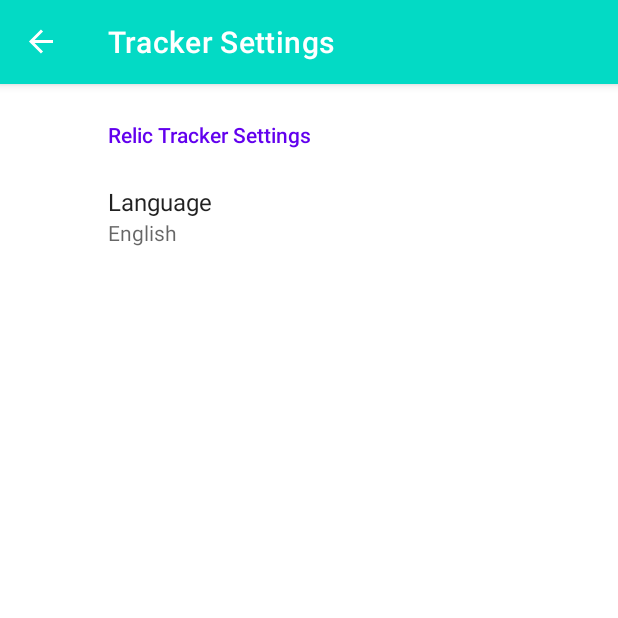
After one commit to GammaRhea/IncomFinalProjectCS492, an Android app: the SettingsFragment screen opened through its navigation route, on a phone screen of 412 x 824 dp, the top half of it. The commit adds this screen. Run offline under Robolectric (Android 15) with nearby library versions, the phone set to English and light mode, and no system bars; our stand-ins replace androidx.preference, navigation-ui.

Commit message:
Finished Shared Prefs and patched a bug along the way, tomorrow I will attempt to finish the code for the checkboxes and give one final attempt at fixing the nested RV. I found out through my research today that nested RV are bad practice, so in a future application or revision I would do this differently

```diff
--- a/app/src/main/java/com/example/xivrelictracker/api/XIVApiService.kt
+++ b/app/src/main/java/com/example/xivrelictracker/api/XIVApiService.kt
@@ -19,7 +19,7 @@ interface XIVApiService {
     @GET("quest/{qID}")
     suspend fun loadQuestList(
         @Path("qID") questID: String?,
-        @Query("lang") language: String?,
+        @Query("language") language: String?,
         @Query("columns") narrow: String?,
         @Query("private_key") apiKey: String
     ) : QuestObject
--- a/app/src/main/java/com/example/xivrelictracker/ui/DropDownAdapter.kt
+++ b/app/src/main/java/com/example/xivrelictracker/ui/DropDownAdapter.kt
@@ -18,11 +18,6 @@ class DropDownAdapter(private val onClick: (QuestObject) -> Unit) : RecyclerView
     }
 
     fun addQuestToList(quest: QuestObject, position: Int = 0) {
-//        if (quests.size > 1) {
-//            for (x in quests) {
-//                if (quest.name == x.name) { break }
-//            }
-//        }
         this.quests.add(quest)
         notifyDataSetChanged()
     }
@@ -54,6 +49,7 @@ class DropDownAdapter(private val onClick: (QuestObject) -> Unit) : RecyclerView
             itemView.setOnClickListener {
                 currentQuest?.let(onClick)
             }
+
             childRV.layoutManager = LinearLayoutManager(ctx)
             childRV.setHasFixedSize(true)
             childRV.adapter = childAdapter
--- a/app/src/main/java/com/example/xivrelictracker/ui/JobSelectionFragment.kt
+++ b/app/src/main/java/com/example/xivrelictracker/ui/JobSelectionFragment.kt
@@ -9,6 +9,10 @@ import androidx.recyclerview.widget.RecyclerView
 import com.example.xivrelictracker.R
 import com.example.xivrelictracker.data.JobObject
 import android.media.MediaPlayer
+import android.view.Menu
+import android.view.MenuInflater
+import android.view.MenuItem
+import android.widget.Button
 import androidx.navigation.fragment.findNavController
 
 class JobSelectionFragment : Fragment(R.layout.job_selection) {
@@ -33,6 +37,12 @@ class JobSelectionFragment : Fragment(R.layout.job_selection) {
                                          JobObject(name = "Monk", jobID = "mnk", 2))
 
         jobAdapter.updateJobList(testList)
+
+        val settingsButton: Button = view.findViewById(R.id.btn_settings)
+        settingsButton.setOnClickListener {
+            val directions = JobSelectionFragmentDirections.navigateToSettings()
+            findNavController().navigate(directions)
+        }
     }
 
     private fun onJobItemClick(jobObject: JobObject) {
--- /dev/null
+++ b/app/src/main/java/com/example/xivrelictracker/ui/SettingsFragment.kt
@@ -0,0 +1,11 @@
+package com.example.xivrelictracker.ui
+
+import android.os.Bundle
+import androidx.preference.PreferenceFragmentCompat
+import com.example.xivrelictracker.R
+
+class SettingsFragment : PreferenceFragmentCompat() {
+    override fun onCreatePreferences(savedInstanceState: Bundle?, rootKey: String?) {
+        setPreferencesFromResource(R.xml.settings, rootKey)
+    }
+}
--- a/app/src/main/res/navigation/main_nav_graph.xml
+++ b/app/src/main/res/navigation/main_nav_graph.xml
@@ -11,6 +11,9 @@
         <action
             android:id="@+id/navigate_to_zodiac_weapon"
             app:destination="@+id/zodiac_weapon" />
+        <action
+            android:id="@+id/navigate_to_settings"
+            app:destination="@+id/settings" />
     </fragment>
 
     <fragment
@@ -22,4 +25,9 @@
             app:argType="com.example.xivrelictracker.data.JobObject" />
     </fragment>
 
+    <fragment
+        android:id="@+id/settings"
+        android:name="com.example.xivrelictracker.ui.SettingsFragment"
+        android:label="@string/label_quest_settings" />
+
 </navigation>
--- /dev/null
+++ b/app/src/main/res/values/arrays.xml
@@ -0,0 +1,18 @@
+<?xml version="1.0" encoding="utf-8"?>
+<resources>
+
+    <string-array name="pref_lang_entries">
+        <item>@string/pref_lang_entry_english</item>
+        <item>@string/pref_lang_entry_japanese</item>
+        <item>@string/pref_lang_entry_german</item>
+        <item>@string/pref_lang_entry_french</item>
+    </string-array>
+
+    <string-array name="pref_lang_values">
+        <item>@string/pref_lang_value_english</item>
+        <item>@string/pref_lang_value_japanese</item>
+        <item>@string/pref_lang_value_german</item>
+        <item>@string/pref_lang_value_french</item>
+    </string-array>
+
+</resources>
--- a/app/src/main/res/values/strings.xml
+++ b/app/src/main/res/values/strings.xml
@@ -5,6 +5,24 @@
 
     <string name="label_job_selection">Job Selection</string>
     <string name="label_zodiac_weapon">Zodiac Weapon</string>
+    <string name="label_quest_settings">Tracker Settings</string>
 
     <string name="label_drop_arrow">Drop Arrow</string>
+
+    <string name="pref_category_quest">Relic Tracker Settings</string>
+
+    <string name="pref_lang_title">Language</string>
+    <string name="pref_lang_key">lang</string>
+
+    <string name="pref_lang_entry_english">English</string>
+    <string name="pref_lang_entry_japanese">Japanese</string>
+    <string name="pref_lang_entry_german">German</string>
+    <string name="pref_lang_entry_french">French</string>
+
+    <string name="pref_lang_value_english">en</string>
+    <string name="pref_lang_value_japanese">ja</string>
+    <string name="pref_lang_value_german">de</string>
+    <string name="pref_lang_value_french">fr</string>
+
+    <string name="pref_lang_default_value">@string/pref_lang_value_english</string>
 </resources>
--- /dev/null
+++ b/app/src/main/res/xml/settings.xml
@@ -0,0 +1,18 @@
+<?xml version="1.0" encoding="utf-8"?>
+<PreferenceScreen
+    xmlns:android="http://schemas.android.com/apk/res/android"
+    xmlns:app="http://schemas.android.com/apk/res-auto">
+
+    <PreferenceCategory android:title="@string/pref_category_quest">
+        <ListPreference
+            android:title="@string/pref_lang_title"
+            android:key="@string/pref_lang_key"
+            android:dialogTitle="@string/pref_lang_title"
+            android:entries="@array/pref_lang_entries"
+            android:entryValues="@array/pref_lang_values"
+            android:defaultValue="@string/pref_lang_default_value"
+            app:useSimpleSummaryProvider="true" />
+
+    </PreferenceCategory>
+
+</PreferenceScreen>
```
Also changed, not shown: app/src/main/java/com/example/xivrelictracker/ui/ZodiacWeaponFragment.kt (+14 -2 lines), app/src/main/res/layout/drop_down_item.xml (+4 -3 lines), app/src/main/res/layout/job_selection.xml (+9 -0 lines).
